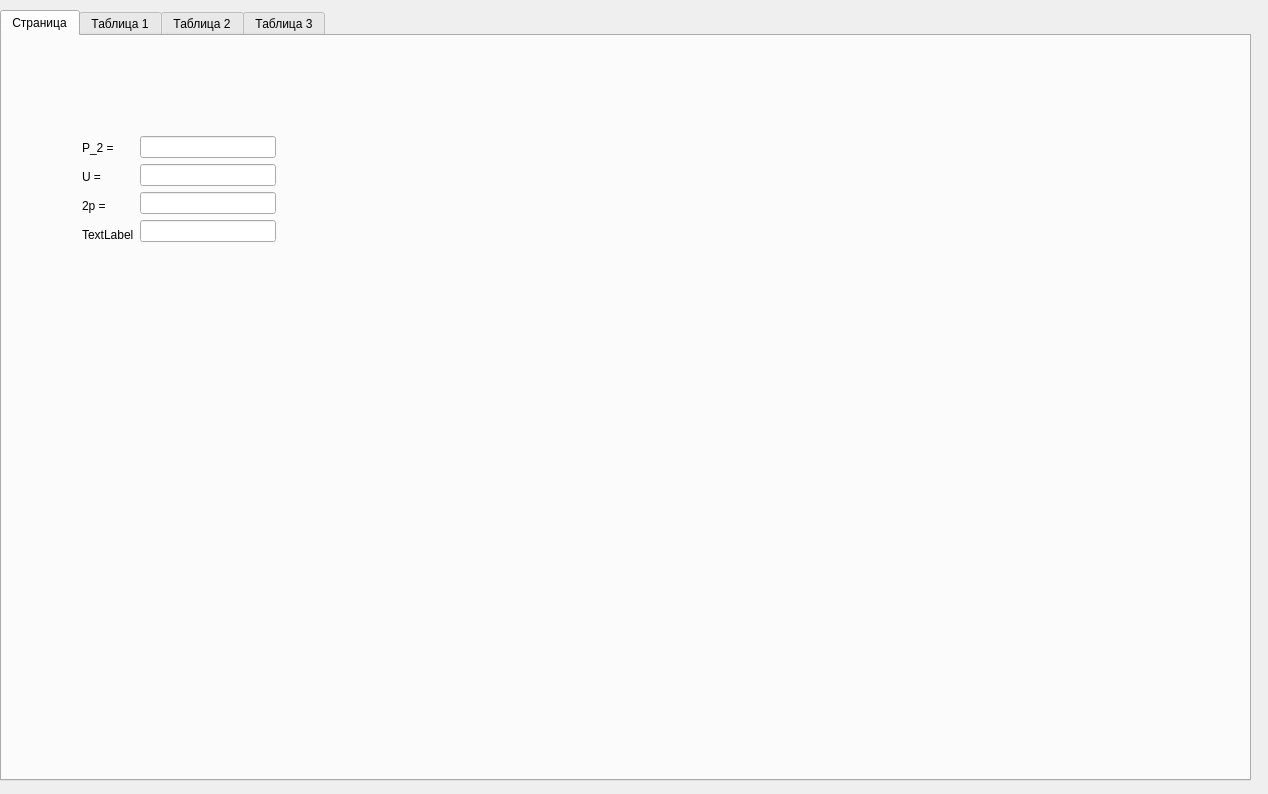
Above: ui_mainWindow.ui from Vaslot1/Engine-design before the change. Below: the same form after it.
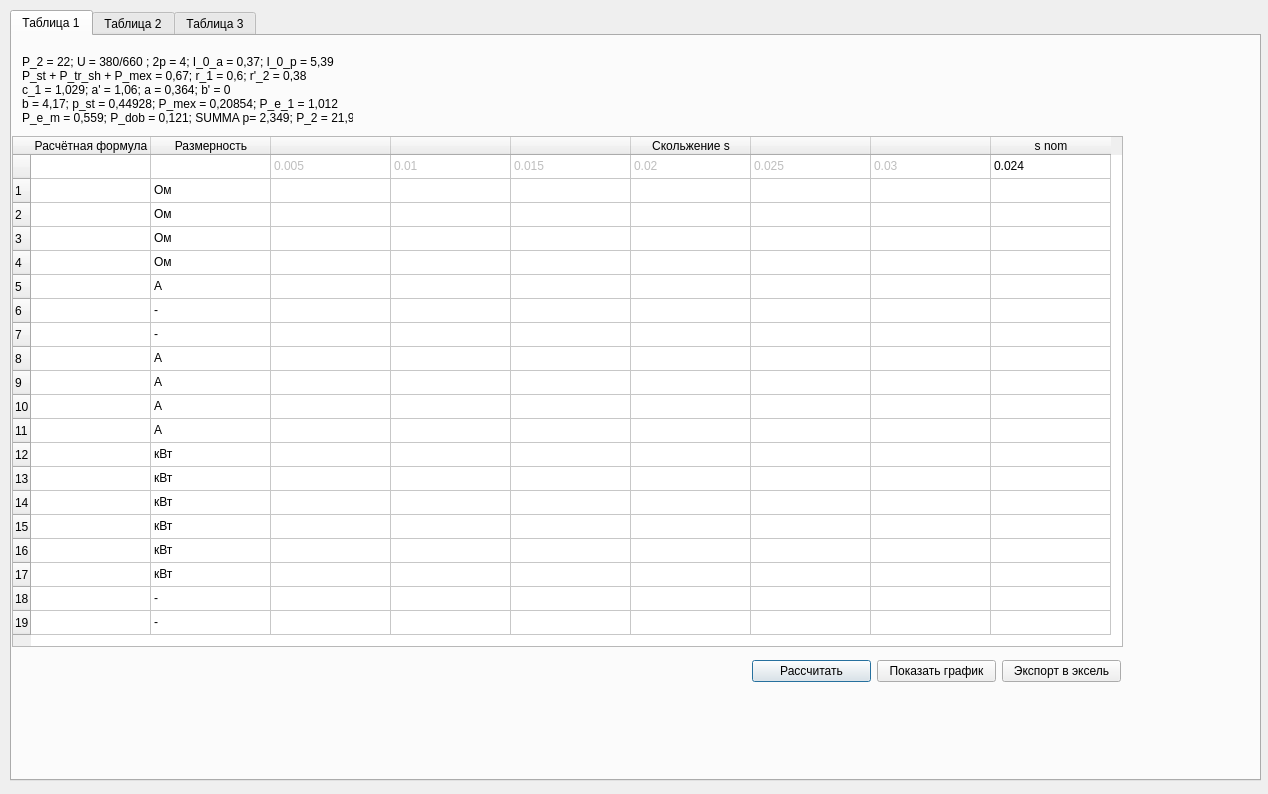
That is the form after the change. The open tabs and pages were chosen to show the change.

The edit to the form file:
```diff
--- a/ui_mainWindow.ui
+++ b/ui_mainWindow.ui
@@ -16,7 +16,7 @@
   <widget class="QTabWidget" name="tabWidget">
    <property name="geometry">
     <rect>
-     <x>0</x>
+     <x>10</x>
      <y>10</y>
      <width>1251</width>
      <height>771</height>
@@ -25,71 +25,6 @@
    <property name="currentIndex">
     <number>3</number>
    </property>
-   <widget class="QWidget" name="tab_4">
-    <attribute name="title">
-     <string>Страница</string>
-    </attribute>
-    <widget class="QWidget" name="layoutWidget">
-     <property name="geometry">
-      <rect>
-       <x>80</x>
-       <y>100</y>
-       <width>194</width>
-       <height>110</height>
-      </rect>
-     </property>
-     <layout class="QHBoxLayout" name="horizontalLayout">
-      <item>
-       <layout class="QVBoxLayout" name="verticalLayout_2">
-        <item>
-         <widget class="QLabel" name="label">
-          <property name="text">
-           <string>P_2 =</string>
-          </property>
-         </widget>
-        </item>
-        <item>
-         <widget class="QLabel" name="label_2">
-          <property name="text">
-           <string>U = </string>
-          </property>
-         </widget>
-        </item>
-        <item>
-         <widget class="QLabel" name="label_3">
-          <property name="text">
-           <string>2p =</string>
-          </property>
-         </widget>
-        </item>
-        <item>
-         <widget class="QLabel" name="label_4">
-          <property name="text">
-           <string>TextLabel</string>
-          </property>
-         </widget>
-        </item>
-       </layout>
-      </item>
-      <item>
-       <layout class="QVBoxLayout" name="verticalLayout">
-        <item>
-         <widget class="QLineEdit" name="lineEdit"/>
-        </item>
-        <item>
-         <widget class="QLineEdit" name="lineEdit_2"/>
-        </item>
-        <item>
-         <widget class="QLineEdit" name="lineEdit_3"/>
-        </item>
-        <item>
-         <widget class="QLineEdit" name="lineEdit_4"/>
-        </item>
-       </layout>
-      </item>
-     </layout>
-    </widget>
-   </widget>
    <widget class="QWidget" name="tab">
     <attribute name="title">
      <string>Таблица 1</string>
@@ -97,8 +32,8 @@
     <widget class="QTableWidget" name="tableWidget">
      <property name="geometry">
       <rect>
-       <x>10</x>
-       <y>10</y>
+       <x>0</x>
+       <y>100</y>
        <width>1111</width>
        <height>511</height>
       </rect>
@@ -459,16 +394,16 @@
       </property>
      </item>
     </widget>
-    <widget class="QWidget" name="">
+    <widget class="QWidget" name="layoutWidget">
      <property name="geometry">
       <rect>
-       <x>1020</x>
-       <y>530</y>
-       <width>104</width>
-       <height>86</height>
+       <x>740</x>
+       <y>620</y>
+       <width>369</width>
+       <height>31</height>
       </rect>
      </property>
-     <layout class="QVBoxLayout" name="verticalLayout_3">
+     <layout class="QHBoxLayout" name="horizontalLayout_2">
       <item>
        <widget class="QPushButton" name="bt_calculate_table1">
         <property name="text">
@@ -495,6 +430,24 @@
       </item>
      </layout>
     </widget>
+    <widget class="QLabel" name="label_5">
+     <property name="geometry">
+      <rect>
+       <x>10</x>
+       <y>10</y>
+       <width>331</width>
+       <height>101</height>
+      </rect>
+     </property>
+     <property name="text">
+      <string>P_2 = 22; U = 380/660 ; 2p = 4; I_0_a = 0,37; I_0_p = 5,39
+P_st + P_tr_sh + P_mex = 0,67; r_1 = 0,6; r'_2 = 0,38
+c_1 = 1,029; a' = 1,06; a = 0,364; b' = 0
+b = 4,17; p_st = 0,44928; P_mex = 0,20854; P_e_1 = 1,012
+P_e_m = 0,559; P_dob = 0,121; SUMMA p= 2,349; P_2 = 21,908
+</string>
+     </property>
+    </widget>
    </widget>
    <widget class="QWidget" name="tab_2">
     <attribute name="title">
```
Left out of the diff: 6 changed lines with no effect on the pictures.
